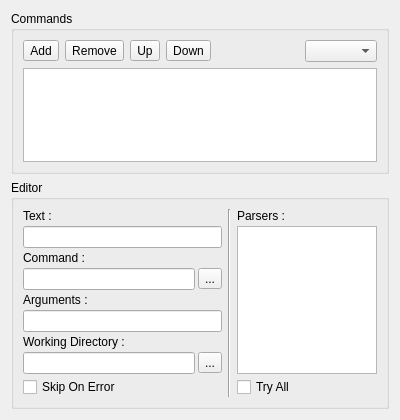
This is v2/branches/newxup/monkey/src/xupmanager/gui/CommandsEditor.ui in testmana2/mks as Qt 5 draws it before an edit. The edited form follows.
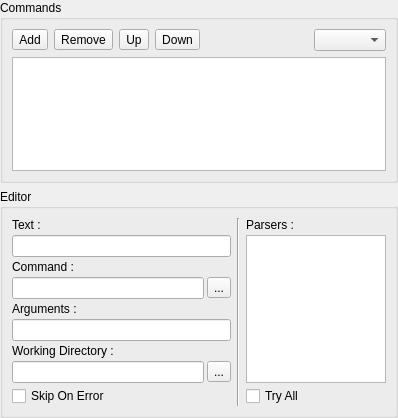
This is the edited form. Icons and pictures are not drawn.

Commit message: newxup WIP - new VariablesEditor widget is now 100% finished.

```diff
--- a/v2/branches/newxup/monkey/src/xupmanager/gui/CommandsEditor.ui
+++ b/v2/branches/newxup/monkey/src/xupmanager/gui/CommandsEditor.ui
@@ -6,11 +6,14 @@
    <rect>
     <x>0</x>
     <y>0</y>
-    <width>400</width>
-    <height>420</height>
+    <width>398</width>
+    <height>418</height>
    </rect>
   </property>
   <layout class="QVBoxLayout" name="verticalLayout">
+   <property name="margin">
+    <number>0</number>
+   </property>
    <item>
     <widget class="QGroupBox" name="gbCommands">
      <property name="sizePolicy">
```
The commit also changes 3 other files.
